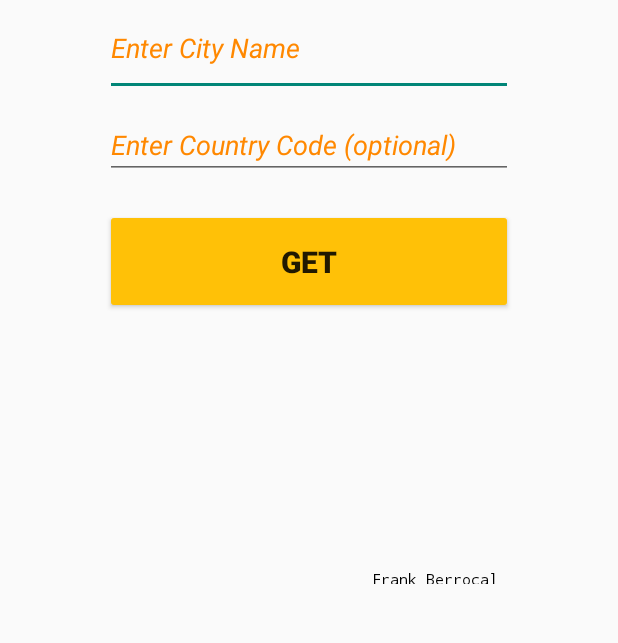
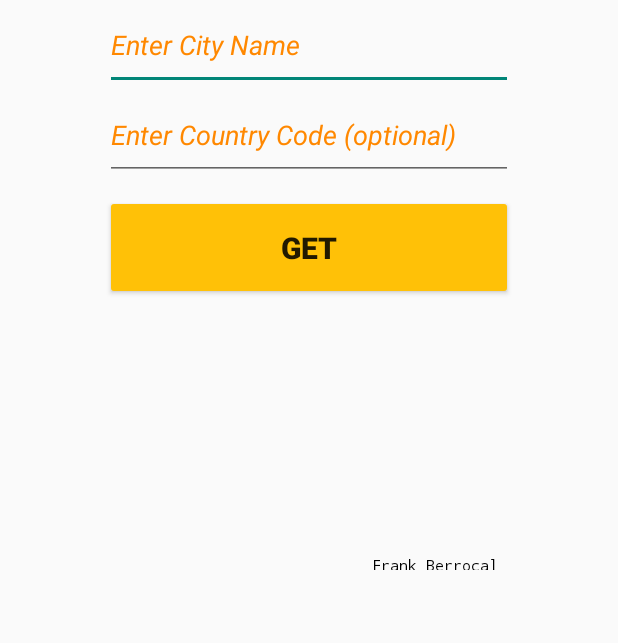
Before and after one commit to FrankBerrocal/WeatherApp, an Android app: the screen it shows after launch (MainActivity), on a phone screen of 412 x 824 dp, the part 340-983 px from its top. Run offline under Robolectric (Android 15) with nearby library versions, the phone set to English and light mode, and no system bars; our stand-ins replace Volley.

```diff
--- a/app/src/main/res/layout/activity_main.xml
+++ b/app/src/main/res/layout/activity_main.xml
@@ -44,10 +44,10 @@
         <EditText
             android:id="@+id/etCity"
             android:layout_width="match_parent"
-            android:layout_height="64dp"
+            android:layout_height="60dp"
             android:layout_column="0"
             android:layout_row="2"
-            android:layout_marginBottom="10dp"
+            android:layout_marginBottom="0dp"
             android:ems="10"
             android:hint="@string/enter_city_name"
             android:inputType="textPersonName"
@@ -59,10 +59,10 @@
         <EditText
             android:id="@+id/etCountry"
             android:layout_width="match_parent"
-            android:layout_height="wrap_content"
+            android:layout_height="60dp"
             android:layout_column="0"
             android:layout_row="3"
-            android:layout_marginBottom="10dp"
+            android:layout_marginBottom="0dp"
             android:ems="10"
             android:hint="@string/enter_country_code_optional"
             android:inputType="textPersonName"
@@ -93,14 +93,19 @@
             android:layout_width="match_parent"
             android:layout_height="150dp"
             android:layout_column="0"
-            android:layout_row="5">
+            android:layout_row="5"
+            android:visibility="visible"
+            android:clipToPadding="false"
+            android:scrollbarStyle="outsideInset"
+            android:lines="15">
 
             <TextView
                 android:id="@+id/tvResult"
                 android:layout_width="match_parent"
                 android:layout_height="wrap_content"
                 android:textSize="10sp"
-                android:textColor="@color/black"/>
+                android:textColor="@color/black"
+                />
         </ScrollView>
 
         <TextView
```
Also changed, not shown: app/src/main/java/com/example/weatherupdate/MainActivity.java (+15 -14 lines).
